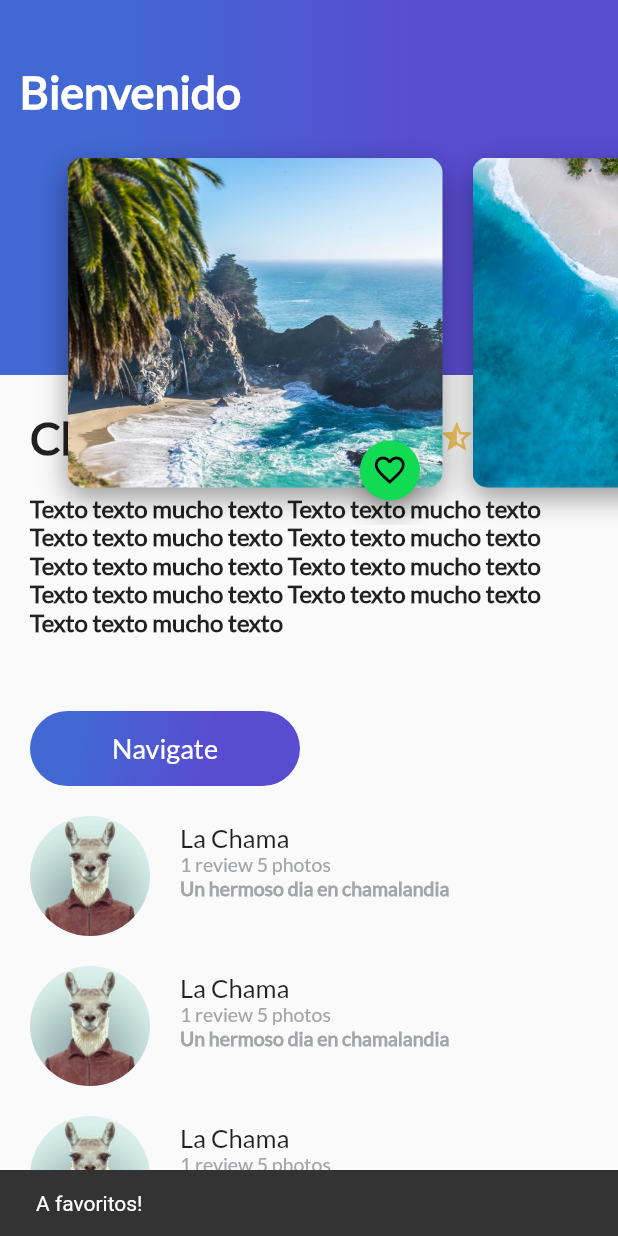
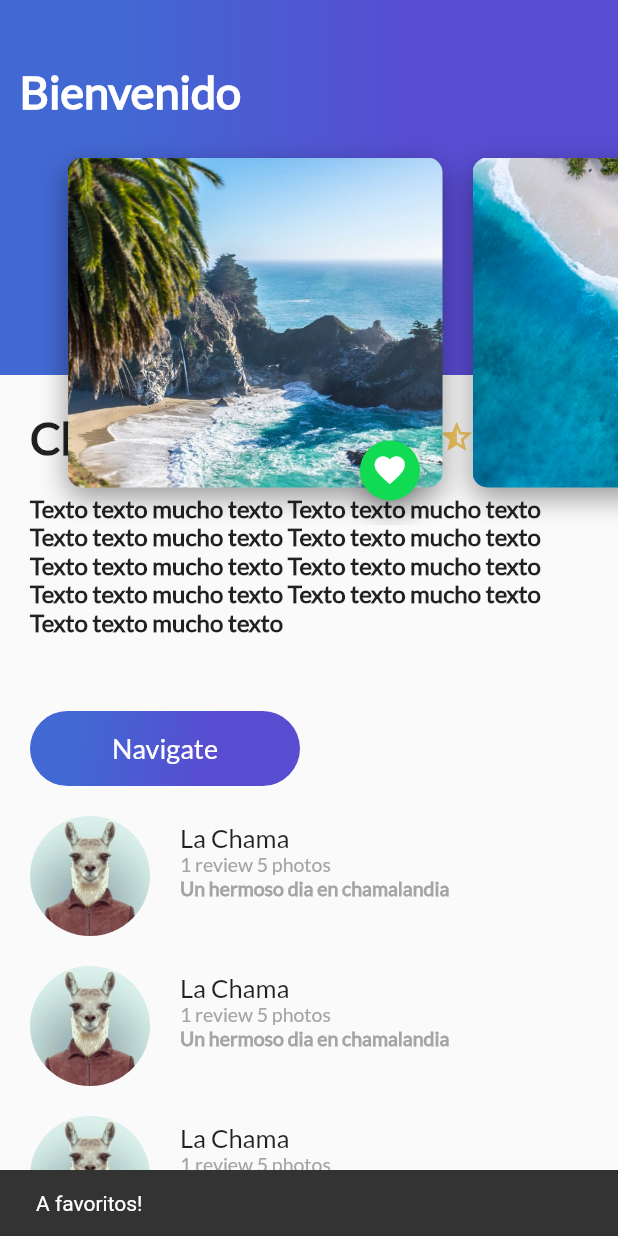
Before and after one commit to Netrhil/curso_flutter, a Flutter app: the screen it shows after launch, scrolled down 47 dp, after a tap on the "favorite outline" icon, on a phone screen of 412 x 824 dp. Run offline on Flutter 3.47's test engine with Material 2 defaults, Android fonts, the phone set to English and light mode, and no system bars.

Commit message:
Agregando estado y setState a floatingActionButton
Signed-off-by: Jose Mansilla <saragar.jim@gmail.com>

```diff
--- a/lib/floating_action_button_green.dart
+++ b/lib/floating_action_button_green.dart
@@ -6,7 +6,19 @@ class FloatingActionButtonGreen extends StatefulWidget {
 
 class _FloatingActionButtonGreenState extends State<FloatingActionButtonGreen> {
 
+  bool isFav = false;
+
   void onPressedFav() {
+
+    setState(() {
+      // This call to setState tells the Flutter framework that something has
+      // changed in this State, which causes it to rerun the build method below
+      // so that the display can reflect the updated values. If we changed
+      // _counter without calling setState(), then the build method would not be
+      // called again, and so nothing would appear to happen.
+      isFav=!isFav;
+    });
+
      Scaffold.of(context).showSnackBar(
           SnackBar(
             content: Text("A favoritos!"),
@@ -16,13 +28,15 @@ class _FloatingActionButtonGreenState extends State<FloatingActionButtonGreen> {
 
   @override
   Widget build(BuildContext context) {
+
     return FloatingActionButton(
       backgroundColor: Color(0xFF11DA53),
       mini: true,
-      tooltip: "Fac",
+      tooltip: "Fav",
       onPressed: onPressedFav,
       child: Icon(
-        Icons.favorite_border
+        isFav? Icons.favorite : Icons.favorite_border,
+        color: Colors.white,
       ),
 
     );
```
